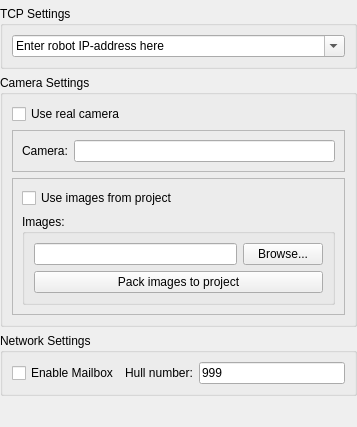
Qt form plugins/robots/interpreters/trikKitInterpreterCommon/src/trikAdditionalPreferences.ui (trikset/trik-studio) before a commit.
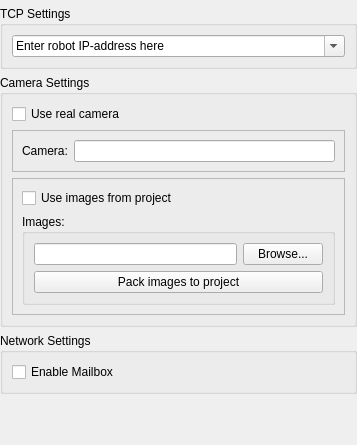
The same form after that commit. Custom widgets are drawn as their Qt base class.

```diff
--- a/plugins/robots/interpreters/trikKitInterpreterCommon/src/trikAdditionalPreferences.ui
+++ b/plugins/robots/interpreters/trikKitInterpreterCommon/src/trikAdditionalPreferences.ui
@@ -7,7 +7,7 @@
     <x>0</x>
     <y>0</y>
     <width>357</width>
-    <height>427</height>
+    <height>445</height>
    </rect>
   </property>
   <property name="windowTitle">
@@ -147,20 +147,6 @@
         </property>
        </widget>
       </item>
-	  <item row="0" column="1">
-       <widget class="QLabel" name="mailboxHullNumberLabel">
-        <property name="text">
-         <string>Hull number:</string>
-        </property>
-       </widget>
-      </item>
-	  <item row="0" column="2">
-       <widget class="QLineEdit" name="mailboxHullNumber">
-        <property name="text">
-         <string>999</string>
-        </property>
-       </widget>
-      </item>
      </layout>
     </widget>
    </item>
```
